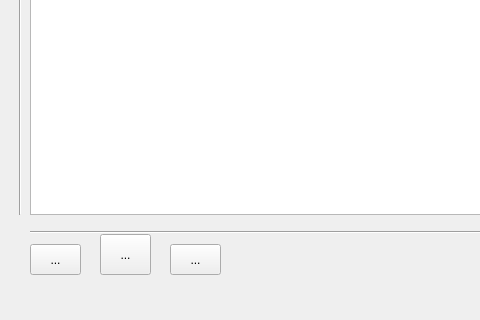
jokthefoo/Sprite-Editor, file Sprite_Editor_Extreme/mainwindow.ui: the form before one commit; both pictures show x 0 to 480 and y 262 to 582 of the 775 by 582 pixel window.
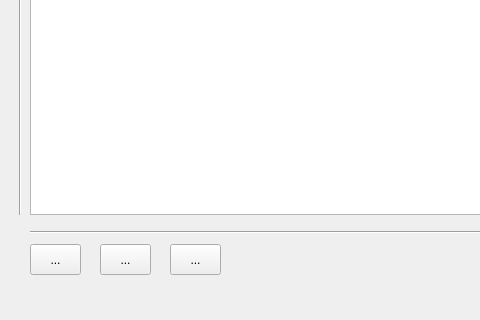
The form after the commit. The open tabs and pages were chosen to show the change. Custom widgets are drawn as their Qt base class.

```diff
--- a/Sprite_Editor_Extreme/mainwindow.ui
+++ b/Sprite_Editor_Extreme/mainwindow.ui
@@ -93,9 +93,9 @@
     <property name="geometry">
      <rect>
       <x>100</x>
-      <y>460</y>
+      <y>470</y>
       <width>51</width>
-      <height>41</height>
+      <height>31</height>
      </rect>
     </property>
     <property name="text">
```
Left out of the diff: 4 changed lines with no effect on the pictures.
